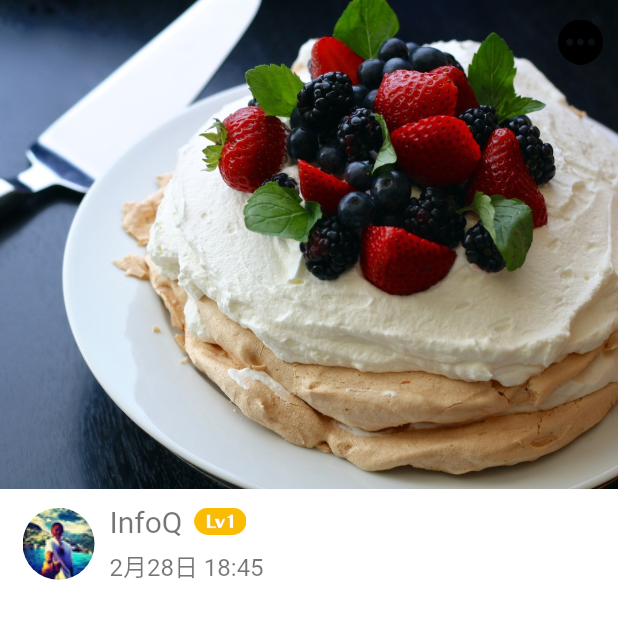
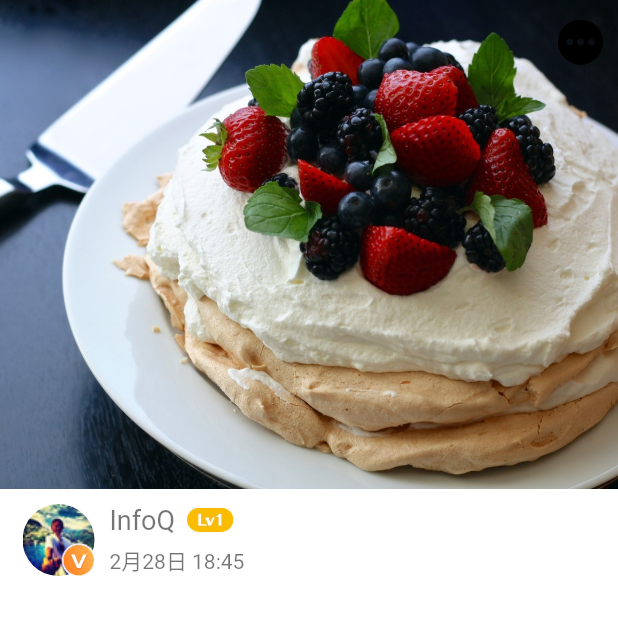
Before and after one commit to lihuichaoo/DianpingFlutterDemo, a Flutter app: the screen it shows after launch, on a phone screen of 412 x 824 dp. Shown: the top 619 px of the screen. Run offline on Flutter 3.47's test engine with Material 2 defaults, Android fonts, the light colour scheme and no system bars.

Commit message:
avar v log

```diff
--- a/lib/main.dart
+++ b/lib/main.dart
@@ -58,9 +58,22 @@ class MyApp extends StatelessWidget {
                   children: <Widget>[
                     Container(
                       padding: const EdgeInsets.fromLTRB(15, 0, 10, 0),
-                      child: ClipRRect(
-                        borderRadius: BorderRadius.circular(24),
-                        child: Image.asset('assets/ava2.png'),
+                      child: Stack(
+                        children: <Widget>[
+                          ClipRRect(
+                            borderRadius: BorderRadius.circular(24),
+                            child: Image.asset('assets/ava2.png'),
+                          ),
+                          Positioned(
+                            left: 25,
+                            top: 25,
+                            child: Container(
+                              width: 25,
+                              height: 25,
+                              child: Image.asset('assets/v.png'),
+                            ),
+                          ),
+                        ],
                       )
                     ),
                     Column(
@@ -73,11 +86,11 @@ class MyApp extends StatelessWidget {
                               'InfoQ',
                               style: TextStyle(
                                 color: Colors.black54,
-                                fontSize: 20,
+                                fontSize: 18,
                               ),
                             ),
                             Container(
-                              height: 18,
+                              height: 16,
                               padding: const EdgeInsets.fromLTRB(8, 0, 0, 0),
                               child: Image.asset('assets/lv1.png'),
                             ),
@@ -88,7 +101,7 @@ class MyApp extends StatelessWidget {
                           '2月28日 18:45',
                           style: TextStyle(
                             color: Colors.black54,
-                            fontSize: 16,
+                            fontSize: 14,
                           ),
                         ),
                       ],
```
